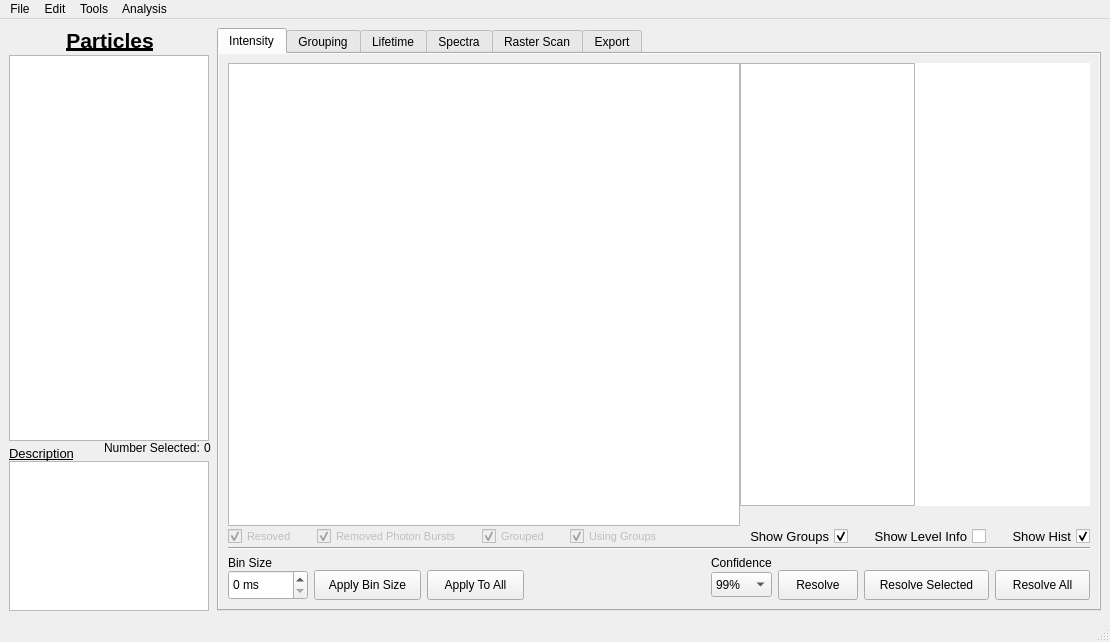
Qt form resources/ui/mainwindow.ui (BioPhysicsUP/Full_SMS) before a commit.
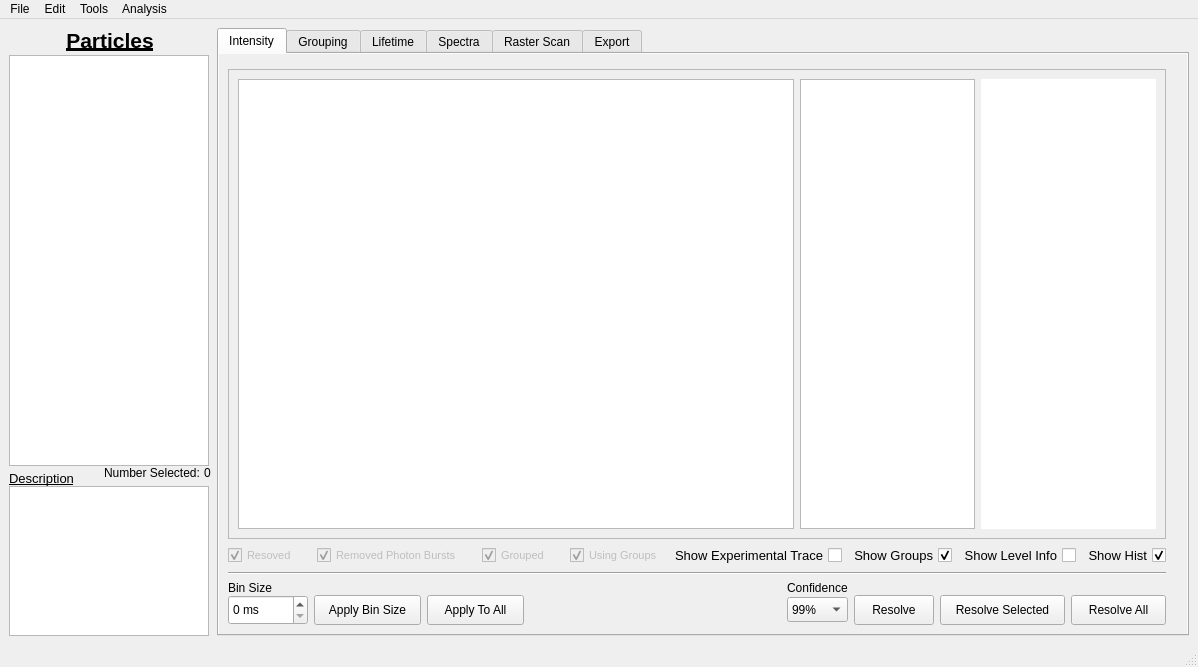
The same form after that commit. The open tabs and pages were chosen to show the change. Icons and pictures are not drawn. Custom widgets are drawn as their Qt base class.

The edit to the form file:
```diff
--- a/resources/ui/mainwindow.ui
+++ b/resources/ui/mainwindow.ui
@@ -7,8 +7,8 @@
    <rect>
     <x>0</x>
     <y>0</y>
-    <width>1074</width>
-    <height>642</height>
+    <width>1164</width>
+    <height>667</height>
    </rect>
   </property>
   <property name="sizePolicy">
@@ -252,13 +252,300 @@
         <string>Intensity</string>
        </attribute>
        <layout class="QGridLayout" name="gridLayout">
-        <property name="topMargin">
-         <number>9</number>
-        </property>
-        <property name="rightMargin">
-         <number>9</number>
-        </property>
-        <item row="5" column="0">
+        <item row="0" column="3" rowspan="2">
+         <widget class="QWidget" name="wdgInt_Hist_Container" native="true">
+          <property name="sizePolicy">
+           <sizepolicy hsizetype="Fixed" vsizetype="Preferred">
+            <horstretch>0</horstretch>
+            <verstretch>0</verstretch>
+           </sizepolicy>
+          </property>
+          <property name="maximumSize">
+           <size>
+            <width>175</width>
+            <height>16777215</height>
+           </size>
+          </property>
+          <layout class="QVBoxLayout" name="verticalLayout_14">
+           <property name="spacing">
+            <number>0</number>
+           </property>
+           <property name="leftMargin">
+            <number>0</number>
+           </property>
+           <property name="topMargin">
+            <number>0</number>
+           </property>
+           <property name="rightMargin">
+            <number>0</number>
+           </property>
+           <property name="bottomMargin">
+            <number>0</number>
+           </property>
+          </layout>
+         </widget>
+        </item>
+        <item row="0" column="4">
+         <widget class="QWidget" name="wdgInt_Level_Info_Container" native="true">
+          <property name="sizePolicy">
+           <sizepolicy hsizetype="Fixed" vsizetype="Preferred">
+            <horstretch>0</horstretch>
+            <verstretch>0</verstretch>
+           </sizepolicy>
+          </property>
+          <layout class="QVBoxLayout" name="verticalLayout_20">
+           <property name="spacing">
+            <number>0</number>
+           </property>
+           <property name="leftMargin">
+            <number>0</number>
+           </property>
+           <property name="topMargin">
+            <number>0</number>
+           </property>
+           <property name="rightMargin">
+            <number>0</number>
+           </property>
+           <property name="bottomMargin">
+            <number>0</number>
+           </property>
+          </layout>
+         </widget>
+        </item>
+        <item row="2" column="0">
+         <layout class="QHBoxLayout" name="layInt_Display">
+          <property name="spacing">
+           <number>20</number>
+          </property>
+          <item>
+           <widget class="QCheckBox" name="chbInt_Disp_Resolved">
+            <property name="enabled">
+             <bool>false</bool>
+            </property>
+            <property name="font">
+             <font>
+              <pointsize>8</pointsize>
+             </font>
+            </property>
+            <property name="text">
+             <string>Resoved</string>
+            </property>
+            <property name="checked">
+             <bool>true</bool>
+            </property>
+           </widget>
+          </item>
+          <item>
+           <widget class="QCheckBox" name="chbInt_Disp_Photon_Bursts">
+            <property name="enabled">
+             <bool>false</bool>
+            </property>
+            <property name="font">
+             <font>
+              <pointsize>8</pointsize>
+             </font>
+            </property>
+            <property name="text">
+             <string>Removed Photon Bursts</string>
+            </property>
+            <property name="checked">
+             <bool>true</bool>
+            </property>
+           </widget>
+          </item>
+          <item>
+           <widget class="QCheckBox" name="chbInt_Disp_Grouped">
+            <property name="enabled">
+             <bool>false</bool>
+            </property>
+            <property name="font">
+             <font>
+              <pointsize>8</pointsize>
+             </font>
+            </property>
+            <property name="text">
+             <string>Grouped</string>
+            </property>
+            <property name="checked">
+             <bool>true</bool>
+            </property>
+           </widget>
+          </item>
+          <item>
+           <widget class="QCheckBox" name="chbInt_Disp_Using_Groups">
+            <property name="enabled">
+             <bool>false</bool>
+            </property>
+            <property name="font">
+             <font>
+              <pointsize>8</pointsize>
+             </font>
+            </property>
+            <property name="text">
+             <string>Using Groups</string>
+            </property>
+            <property name="checked">
+             <bool>true</bool>
+            </property>
+           </widget>
+          </item>
+          <item>
+           <spacer name="horizontalSpacer">
+            <property name="orientation">
+             <enum>Qt::Horizontal</enum>
+            </property>
+            <property name="sizeHint" stdset="0">
+             <size>
+              <width>10</width>
+              <height>20</height>
+             </size>
+            </property>
+           </spacer>
+          </item>
+         </layout>
+        </item>
+        <item row="2" column="1">
+         <layout class="QHBoxLayout" name="horizontalLayout_2">
+          <item>
+           <widget class="QCheckBox" name="chbInt_Show_Exp_Trace">
+            <property name="sizePolicy">
+             <sizepolicy hsizetype="Minimum" vsizetype="Minimum">
+              <horstretch>0</horstretch>
+              <verstretch>0</verstretch>
+             </sizepolicy>
+            </property>
+            <property name="font">
+             <font>
+              <pointsize>10</pointsize>
+             </font>
+            </property>
+            <property name="layoutDirection">
+             <enum>Qt::RightToLeft</enum>
+            </property>
+            <property name="text">
+             <string>Show Experimental Trace</string>
+            </property>
+            <property name="iconSize">
+             <size>
+              <width>16</width>
+              <height>16</height>
+             </size>
+            </property>
+            <property name="checked">
+             <bool>false</bool>
+            </property>
+           </widget>
+          </item>
+          <item>
+           <widget class="QCheckBox" name="chbInt_Show_Groups">
+            <property name="sizePolicy">
+             <sizepolicy hsizetype="Minimum" vsizetype="Minimum">
+              <horstretch>0</horstretch>
+              <verstretch>0</verstretch>
+             </sizepolicy>
+            </property>
+            <property name="font">
+             <font>
+              <pointsize>10</pointsize>
+             </font>
+            </property>
+            <property name="layoutDirection">
+             <enum>Qt::RightToLeft</enum>
+            </property>
+            <property name="text">
+             <string>Show Groups</string>
+            </property>
+            <property name="iconSize">
+             <size>
+              <width>16</width>
+              <height>16</height>
+             </size>
+            </property>
+            <property name="checked">
+             <bool>true</bool>
+            </property>
+           </widget>
+          </item>
+         </layout>
+        </item>
+        <item row="2" column="2">
+         <layout class="QHBoxLayout" name="horizontalLayout_5">
+          <item>
+           <widget class="QCheckBox" name="chbInt_Show_Level_Info">
+            <property name="sizePolicy">
+             <sizepolicy hsizetype="Minimum" vsizetype="Minimum">
+              <horstretch>0</horstretch>
+              <verstretch>0</verstretch>
+             </sizepolicy>
+            </property>
+            <property name="font">
+             <font>
+              <pointsize>10</pointsize>
+             </font>
+            </property>
+            <property name="layoutDirection">
+             <enum>Qt::RightToLeft</enum>
+            </property>
+            <property name="text">
+             <string>Show Level Info</string>
+            </property>
+            <property name="iconSize">
+             <size>
+              <width>16</width>
+              <height>16</height>
+             </size>
+            </property>
+            <property name="checked">
+             <bool>false</bool>
+            </property>
+           </widget>
+          </item>
+          <item>
+           <widget class="QCheckBox" name="chbInt_Show_Hist">
+            <property name="sizePolicy">
+             <sizepolicy hsizetype="Minimum" vsizetype="Minimum">
+              <horstretch>0</horstretch>
+              <verstretch>0</verstretch>
+             </sizepolicy>
+            </property>
+            <property name="font">
+             <font>
+              <pointsize>10</pointsize>
+             </font>
+            </property>
+            <property name="layoutDirection">
+             <enum>Qt::RightToLeft</enum>
+            </property>
+            <property name="text">
+             <string>Show Hist</string>
+            </property>
+            <property name="iconSize">
+             <size>
+              <width>16</width>
+              <height>16</height>
+             </size>
+            </property>
+            <property name="checked">
+             <bool>true</bool>
+            </property>
+           </widget>
+          </item>
+         </layout>
+        </item>
+        <item row="3" column="0" colspan="3">
+         <widget class="Line" name="lineInt_2">
+          <property name="sizePolicy">
+           <sizepolicy hsizetype="Expanding" vsizetype="Fixed">
+            <horstretch>0</horstretch>
+            <verstretch>0</verstretch>
+           </sizepolicy>
+          </property>
+          <property name="orientation">
+           <enum>Qt::Horizontal</enum>
+          </property>
+         </widget>
+        </item>
+        <item row="4" column="0" colspan="3">
          <layout class="QGridLayout" name="layInt_Buttons">
           <property name="verticalSpacing">
            <number>0</number>
@@ -514,472 +801,87 @@
           </item>
          </layout>
         </item>
-        <item row="0" column="0">
-         <layout class="QGridLayout" name="layInt_Plots">
-          <property name="leftMargin">
-           <number>0</number>
+        <item row="1" column="0" colspan="3">
+         <widget class="QFrame" name="frame_9">
+          <property name="frameShape">
+           <enum>QFrame::StyledPanel</enum>
           </property>
-          <property name="topMargin">
-           <number>0</number>
+          <property name="frameShadow">
+           <enum>QFrame::Raised</enum>
           </property>
-          <property name="rightMargin">
-           <number>0</number>
-          </property>
-          <property name="bottomMargin">
-           <number>0</number>
-          </property>
-          <property name="spacing">
-           <number>0</number>
-          </property>
-          <item row="1" column="3" colspan="3">
-           <layout class="QHBoxLayout" name="layInt_Chbs">
-            <property name="spacing">
-             <number>20</number>
-            </property>
-            <item>
-             <spacer name="horizontalSpacer_2">
-              <property name="orientation">
-               <enum>Qt::Horizontal</enum>
-              </property>
-              <property name="sizeHint" stdset="0">
-               <size>
-                <width>40</width>
-                <height>20</height>
-               </size>
-              </property>
-             </spacer>
-            </item>
-            <item>
-             <widget class="QCheckBox" name="chbInt_Show_Groups">
-              <property name="sizePolicy">
-               <sizepolicy hsizetype="Minimum" vsizetype="Minimum">
-                <horstretch>0</horstretch>
-                <verstretch>0</verstretch>
-               </sizepolicy>
-              </property>
-              <property name="font">
-               <font>
-                <pointsize>10</pointsize>
-               </font>
-              </property>
-              <property name="layoutDirection">
-               <enum>Qt::RightToLeft</enum>
-              </property>
-              <property name="text">
-               <string>Show Groups</string>
-              </property>
-              <property name="iconSize">
-               <size>
-                <width>16</width>
-                <height>16</height>
-               </size>
-              </property>
-              <property name="checked">
-               <bool>true</bool>
-              </property>
-             </widget>
-            </item>
-            <item>
-             <widget class="QCheckBox" name="chbInt_Show_Level_Info">
-              <property name="sizePolicy">
-               <sizepolicy hsizetype="Minimum" vsizetype="Minimum">
-                <horstretch>0</horstretch>
-                <verstretch>0</verstretch>
-               </sizepolicy>
-              </property>
-              <property name="font">
-               <font>
-                <pointsize>10</pointsize>
-               </font>
-              </property>
-              <property name="layoutDirection">
-               <enum>Qt::RightToLeft</enum>
-              </property>
-              <property name="text">
-               <string>Show Level Info</string>
-              </property>
-              <property name="iconSize">
-               <size>
-                <width>16</width>
-                <height>16</height>
-               </size>
-              </property>
-              <property name="checked">
-               <bool>false</bool>
-              </property>
-             </widget>
-            </item>
-            <item>
-             <widget class="QCheckBox" name="chbInt_Show_Hist">
-              <property name="sizePolicy">
-               <sizepolicy hsizetype="Minimum" vsizetype="Minimum">
-                <horstretch>0</horstretch>
-                <verstretch>0</verstretch>
-               </sizepolicy>
-              </property>
-              <property name="font">
-               <font>
-                <pointsize>10</pointsize>
-               </font>
-              </property>
-              <property name="layoutDirection">
-               <enum>Qt::RightToLeft</enum>
-              </property>
-              <property name="text">
-               <string>Show Hist</string>
-              </property>
-              <property name="iconSize">
-               <size>
-                <width>16</width>
-                <height>16</height>
-               </size>
-              </property>
-              <property name="checked">
-               <bool>true</bool>
-              </property>
-             </widget>
-            </item>
-           </layout>
-          </item>
-          <item row="3" column="3">
-           <widget class="Line" name="lineInt_4">
-            <property name="sizePolicy">
-             <sizepolicy hsizetype="Expanding" vsizetype="Fixed">
-              <horstretch>0</horstretch>
-              <verstretch>0</verstretch>
-             </sizepolicy>
-            </property>
-            <property name="orientation">
-             <enum>Qt::Horizontal</enum>
-            </property>
-           </widget>
-          </item>
-          <item row="0" column="4">
-           <widget class="QWidget" name="wdgInt_Hist_Container" native="true">
-            <property name="sizePolicy">
-             <sizepolicy hsizetype="Fixed" vsizetype="Preferred">
-              <horstretch>0</horstretch>
-              <verstretch>0</verstretch>
-             </sizepolicy>
-            </property>
-            <property name="maximumSize">
-             <size>
-              <width>175</width>
-              <height>16777215</height>
-             </size>
-            </property>
-            <layout class="QVBoxLayout" name="verticalLayout_14">
-             <property name="spacing">
-              <number>0</number>
+          <layout class="QHBoxLayout" name="horizontalLayout_6">
+           <item>
+            <widget class="PlotWidget" name="pgIntensity_PlotWidget">
+             <property name="sizePolicy">
+              <sizepolicy hsizetype="MinimumExpanding" vsizetype="Expanding">
+               <horstretch>0</horstretch>
+               <verstretch>0</verstretch>
+              </sizepolicy>
              </property>
-             <property name="leftMargin">
-              <number>0</number>
+             <property name="minimumSize">
+              <size>
+               <width>500</width>
+               <height>0</height>
+              </size>
              </property>
-             <property name="topMargin">
-              <number>0</number>
+            </widget>
+           </item>
+           <item>
+            <widget class="PlotWidget" name="pgInt_Hist_PlotWidget">
+             <property name="sizePolicy">
+              <sizepolicy hsizetype="MinimumExpanding" vsizetype="Expanding">
+               <horstretch>0</horstretch>
+               <verstretch>0</verstretch>
+              </sizepolicy>
              </property>
-             <property name="rightMargin">
-              <number>0</number>
+             <property name="maximumSize">
+              <size>
+               <width>175</width>
+               <height>16777215</height>
+              </size>
              </property>
-             <property name="bottomMargin">
-              <number>0</number>
+            </widget>
+           </item>
+           <item>
+            <widget class="QTextBrowser" name="txtLevelInfoInt">
+             <property name="sizePolicy">
+              <sizepolicy hsizetype="MinimumExpanding" vsizetype="Expanding">
+               <horstretch>0</horstretch>
+               <verstretch>0</verstretch>
+              </sizepolicy>
              </property>
-             <item>
-              <widget class="PlotWidget" name="pgInt_Hist_PlotWidget">
-               <property name="sizePolicy">
-                <sizepolicy hsizetype="Fixed" vsizetype="Expanding">
-                 <horstretch>0</horstretch>
-                 <verstretch>0</verstretch>
-                </sizepolicy>
-               </property>
-               <property name="maximumSize">
-                <size>
-                 <width>175</width>
-                 <height>16777215</height>
-                </size>
-               </property>
-              </widget>
-             </item>
-             <item>
-              <spacer name="spcInt_Hist_Align">
-               <property name="orientation">
-                <enum>Qt::Vertical</enum>
-               </property>
-               <property name="sizeType">
-                <enum>QSizePolicy::Fixed</enum>
-               </property>
-               <property name="sizeHint" stdset="0">
-                <size>
-                 <width>20</width>
-                 <height>20</height>
-                </size>
-               </property>
-              </spacer>
-             </item>
-            </layout>
-           </widget>
-          </item>
-          <item row="1" column="0" colspan="3">
-           <layout class="QHBoxLayout" name="layInt_Display">
-            <property name="spacing">
-             <number>20</number>
-            </property>
-            <item>
-             <widget class="QCheckBox" name="chbInt_Disp_Resolved">
-              <property name="enabled">
-               <bool>false</bool>
-              </property>
-              <property name="font">
-               <font>
-                <pointsize>8</pointsize>
-               </font>
-              </property>
-              <property name="text">
-               <string>Resoved</string>
-              </property>
-              <property name="checked">
-               <bool>true</bool>
-              </property>
-             </widget>
-            </item>
-            <item>
-             <widget class="QCheckBox" name="chbInt_Disp_Photon_Bursts">
-              <property name="enabled">
-               <bool>false</bool>
-              </property>
-              <property name="font">
-               <font>
-                <pointsize>8</pointsize>
-               </font>
-              </property>
-              <property name="text">
-               <string>Removed Photon Bursts</string>
-              </property>
-              <property name="checked">
-               <bool>true</bool>
-              </property>
-             </widget>
-            </item>
-            <item>
-             <widget class="QCheckBox" name="chbInt_Disp_Grouped">
-              <property name="enabled">
-               <bool>false</bool>
-              </property>
-              <property name="font">
-               <font>
-                <pointsize>8</pointsize>
-               </font>
-              </property>
-              <property name="text">
-               <string>Grouped</string>
-              </property>
-              <property name="checked">
-               <bool>true</bool>
-              </property>
-             </widget>
-            </item>
-            <item>
-             <widget class="QCheckBox" name="chbInt_Disp_Using_Groups">
-              <property name="enabled">
-               <bool>false</bool>
-              </property>
-              <property name="font">
-               <font>
-                <pointsize>8</pointsize>
-               </font>
-              </property>
-              <property name="text">
-               <string>Using Groups</string>
-              </property>
-              <property name="checked">
-               <bool>true</bool>
-              </property>
-             </widget>
-            </item>
-            <item>
-             <spacer name="horizontalSpacer">
-              <property name="orientation">
-               <enum>Qt::Horizontal</enum>
-              </property>
-              <property name="sizeHint" stdset="0">
-               <size>
-                <width>10</width>
-                <height>20</height>
-               </size>
-              </property>
-             </spacer>
-            </item>
-           </layout>
-          </item>
-          <item row="3" column="2">
-           <widget class="Line" name="lineInt_3">
-            <property name="sizePolicy">
-             <sizepolicy hsizetype="Expanding" vsizetype="Fixed">
-              <horstretch>0</horstretch>
-              <verstretch>0</verstretch>
-             </sizepolicy>
-            </property>
-            <property name="orientation">
-             <enum>Qt::Horizontal</enum>
-            </property>
-           </widget>
-          </item>
-          <item row="3" column="0">
-           <widget class="Line" name="lineInt_1">
-            <property name="sizePolicy">
-             <sizepolicy hsizetype="Expanding" vsizetype="Fixed">
-              <horstretch>0</horstretch>
-              <verstretch>0</verstretch>
-             </sizepolicy>
-            </property>
-            <property name="orientation">
-             <enum>Qt::Horizontal</enum>
-            </property>
-           </widget>
-          </item>
-          <item row="3" column="1">
-           <widget class="Line" name="lineInt_2">
-            <property name="sizePolicy">
-             <sizepolicy hsizetype="Expanding" vsizetype="Fixed">
-              <horstretch>0</horstretch>
-              <verstretch>0</verstretch>
-             </sizepolicy>
-            </property>
-            <property name="orientation">
-             <enum>Qt::Horizontal</enum>
-            </property>
-           </widget>
-          </item>
-          <item row="0" column="0" colspan="4">
-           <widget class="PlotWidget" name="pgIntensity_PlotWidget">
-            <property name="sizePolicy">
-             <sizepolicy hsizetype="Expanding" vsizetype="Expanding">
-              <horstretch>0</horstretch>
-              <verstretch>0</verstretch>
-             </sizepolicy>
-            </property>
-           </widget>
-          </item>
-          <item row="3" column="4">
-           <widget class="Line" name="lineInt_Hist">
-            <property name="sizePolicy">
-             <sizepolicy hsizetype="Minimum" vsizetype="Minimum">
-              <horstretch>0</horstretch>
-              <verstretch>0</verstretch>
-             </sizepolicy>
-            </property>
-            <property name="minimumSize">
-             <size>
-              <width>175</width>
-              <height>0</height>
-             </size>
-            </property>
-            <property name="orientation">
-             <enum>Qt::Horizontal</enum>
-            </property>
-           </widget>
-          </item>
-          <item row="0" column="5">
-           <widget class="QWidget" name="wdgInt_Level_Info_Container" native="true">
-            <property name="sizePolicy">
-             <sizepolicy hsizetype="Fixed" vsizetype="Preferred">
-              <horstretch>0</horstretch>
-              <verstretch>0</verstretch>
-             </sizepolicy>
-            </property>
-            <layout class="QVBoxLayout" name="verticalLayout_20">
-             <property name="spacing">
-              <number>0</number>
+             <property name="maximumSize">
+              <size>
+               <width>175</width>
+               <height>16777215</height>
+              </size>
              </property>
-             <property name="leftMargin">
-              <number>0</number>
+             <property name="font">
+              <font>
+               <pointsize>8</pointsize>
+               <weight>50</weight>
+               <bold>false</bold>
+              </font>
              </property>
-             <property name="topMargin">
-              <number>0</number>
+             <property name="autoFillBackground">
+              <bool>true</bool>
              </property>
-             <property name="rightMargin">
-              <number>0</number>
+             <property name="frameShape">
+              <enum>QFrame::NoFrame</enum>
              </property>
-             <property name="bottomMargin">
-              <number>0</number>
+             <property name="frameShadow">
+              <enum>QFrame::Plain</enum>
              </property>
-             <item>
-              <widget class="QTextBrowser" name="txtLevelInfoInt">
-               <property name="sizePolicy">
-                <sizepolicy hsizetype="Fixed" vsizetype="Expanding">
-                 <horstretch>0</horstretch>
-                 <verstretch>0</verstretch>
-                </sizepolicy>
-               </property>
-               <property name="maximumSize">
-                <size>
-                 <width>175</width>
-                 <height>16777215</height>
-                </size>
-               </property>
-               <property name="font">
-                <font>
-                 <pointsize>8</pointsize>
-                 <weight>50</weight>
-                 <bold>false</bold>
-                </font>
-               </property>
-               <property name="autoFillBackground">
-                <bool>true</bool>
-               </property>
-               <property name="frameShape">
-                <enum>QFrame::NoFrame</enum>
-               </property>
-               <property name="frameShadow">
-                <enum>QFrame::Plain</enum>
-               </property>
-               <property name="readOnly">
-                <bool>true</bool>
-               </property>
-               <property name="placeholderText">
-                <string/>
-               </property>
-              </widget>
-             </item>
-             <item>
-              <spacer name="spcInt_Level_Info">
-               <property name="orientation">
-                <enum>Qt::Vertical</enum>
-               </property>
-               <property name="sizeType">
-                <enum>QSizePolicy::Fixed</enum>
-               </property>
-               <property name="sizeHint" stdset="0">
-                <size>
-                 <width>20</width>
-                 <height>20</height>
-                </size>
-               </property>
-              </spacer>
-             </item>
-            </layout>
-           </widget>
-          </item>
-          <item row="3" column="5">
-           <widget class="Line" name="lineInt_Level">
-            <property name="sizePolicy">
-             <sizepolicy hsizetype="Minimum" vsizetype="Minimum">
-              <horstretch>0</horstretch>
-              <verstretch>0</verstretch>
-             </sizepolicy>
-            </property>
-            <property name="minimumSize">
-             <size>
-              <width>175</width>
-              <height>0</height>
-             </size>
-            </property>
-            <property name="orientation">
-             <enum>Qt::Horizontal</enum>
-            </property>
-           </widget>
-          </item>
-         </layout>
+             <property name="readOnly">
+              <bool>true</bool>
+             </property>
+             <property name="placeholderText">
+              <string/>
+             </property>
+            </widget>
+           </item>
+          </layout>
+         </widget>
         </item>
        </layout>
       </widget>
@@ -3916,8 +3818,8 @@
     <rect>
      <x>0</x>
      <y>0</y>
-     <width>1074</width>
-     <height>21</height>
+     <width>1164</width>
+     <height>23</height>
     </rect>
    </property>
    <widget class="QMenu" name="menuFile">
```
Left out of the diff: 2 changed lines with no effect on the pictures.
